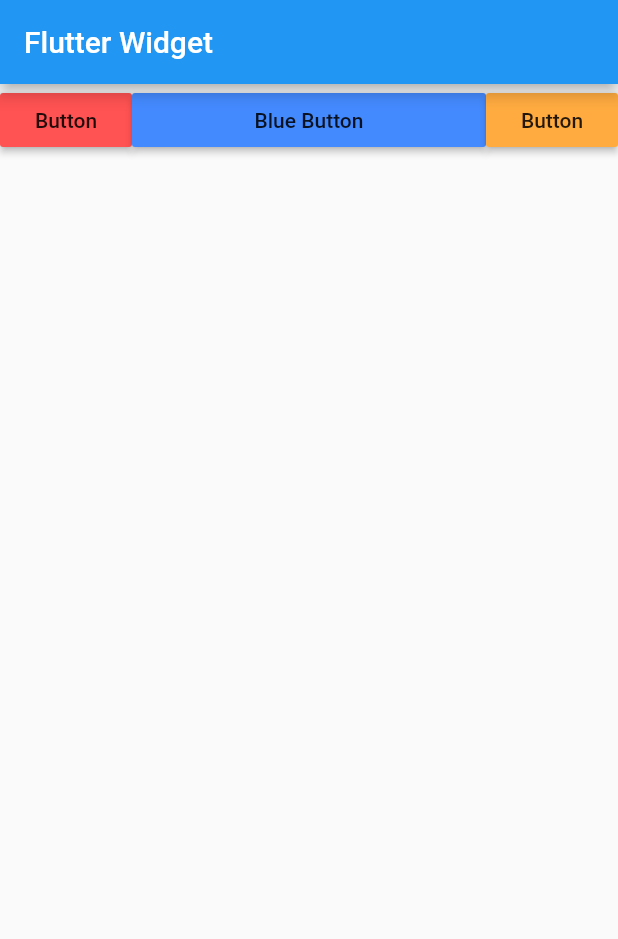
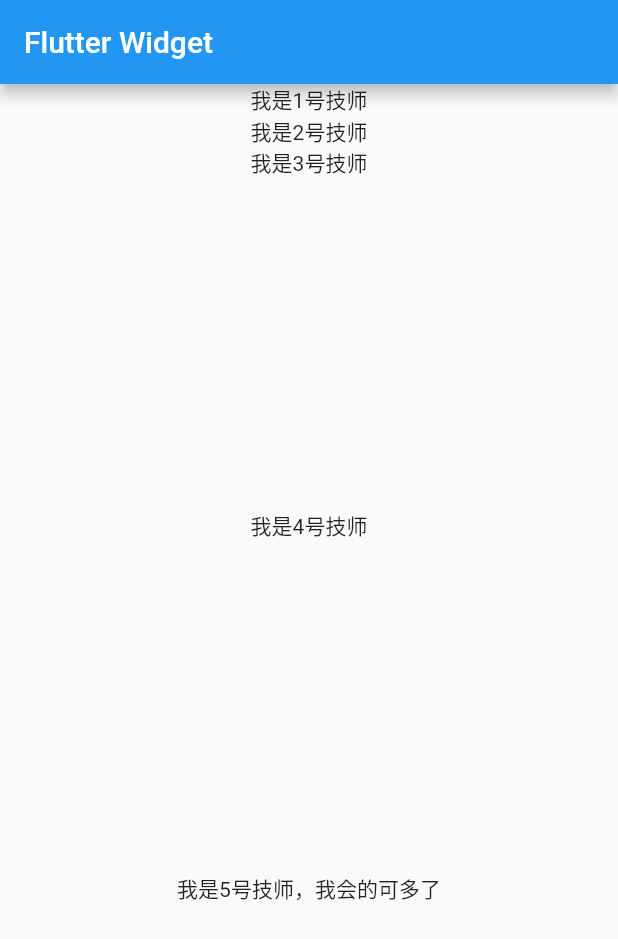
Before and after one commit to ReverseScale/FlutterDemo, a Flutter app: the screen it shows after launch, on a phone screen of 412 x 824 dp. Shown: the top 939 px of the screen. Run offline on Flutter 3.47's test engine with Material 2 defaults, Android fonts, the phone set to English and light mode, and no system bars.

Commit message:
✨:Introducing new features for Column.

```diff
--- a/hello_flutter_app/lib/main.dart
+++ b/hello_flutter_app/lib/main.dart
@@ -34,7 +34,7 @@ class MyApp extends StatelessWidget {
         //     title: Text('Flutter'),
         // ),
         appBar: new AppBar(title: new Text('Flutter Widget')),
-        body: RowViewList()
+        body: ColumnViewList()
         )
     );
   }
@@ -246,3 +246,23 @@ class RowViewList extends StatelessWidget{
     );
   }
 }
+
+class ColumnViewList extends StatelessWidget{
+
+  @override
+
+  Widget build(BuildContext context){
+    return Center(child:Column(
+      crossAxisAlignment: CrossAxisAlignment.center,
+      mainAxisAlignment: MainAxisAlignment.center,
+      children: <Widget>[
+        Text('我是1号技师'),
+        Text('我是2号技师'),
+        Expanded(child:Text('我是3号技师')),
+        Expanded(child:Text('我是4号技师')),
+        Expanded(child:Text('我是5号技师，我会的可多了')),
+      ],
+    )
+    );
+  }
+}
```
